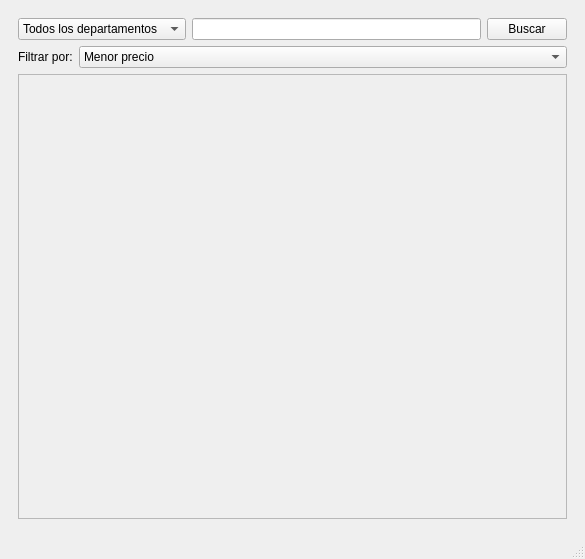
Before: the Qt Designer form mainwindow.ui in roblescristian4722/nile, drawn with Qt 5.
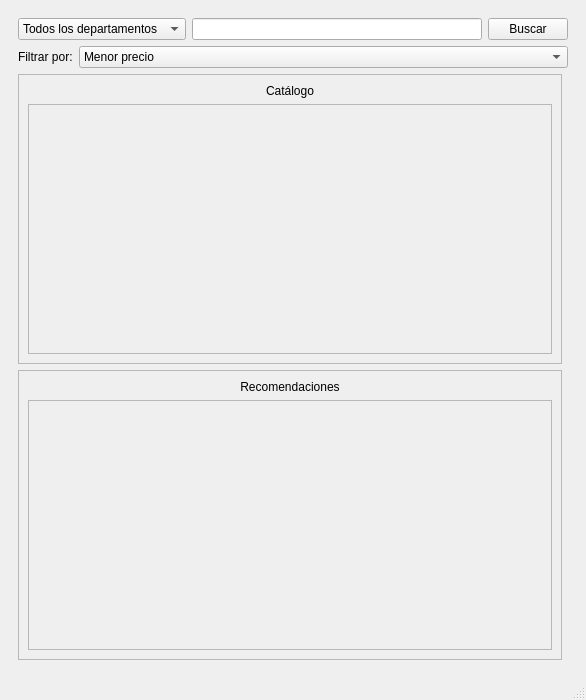
After: the same form once the commit is applied. The open tabs and pages were chosen to show the change.

Commit message: Las recomendaciones se muestran correctamente (pero solo cuando se añade un nuevo elemento, no al inicio del programa)

What changed in the file:
```diff
--- a/mainwindow.ui
+++ b/mainwindow.ui
@@ -6,8 +6,8 @@
    <rect>
     <x>0</x>
     <y>0</y>
-    <width>585</width>
-    <height>559</height>
+    <width>586</width>
+    <height>700</height>
    </rect>
   </property>
   <property name="sizePolicy">
@@ -16,11 +16,17 @@
     <verstretch>0</verstretch>
    </sizepolicy>
   </property>
+  <property name="minimumSize">
+   <size>
+    <width>0</width>
+    <height>700</height>
+   </size>
+  </property>
   <property name="windowTitle">
    <string>MainWindow</string>
   </property>
   <widget class="QWidget" name="centralwidget">
-   <layout class="QGridLayout" name="gridLayout_4">
+   <layout class="QGridLayout" name="gridLayout_8">
     <item row="0" column="0">
      <widget class="QStackedWidget" name="viewSW">
       <property name="enabled">
@@ -190,8 +196,59 @@
        </layout>
       </widget>
       <widget class="QWidget" name="page_2">
-       <layout class="QGridLayout" name="gridLayout">
-        <item row="0" column="0">
+       <layout class="QGridLayout" name="gridLayout_4">
+        <item row="2" column="0">
+         <widget class="QFrame" name="frame_2">
+          <property name="frameShape">
+           <enum>QFrame::StyledPanel</enum>
+          </property>
+          <property name="frameShadow">
+           <enum>QFrame::Raised</enum>
+          </property>
+          <layout class="QGridLayout" name="gridLayout_7">
+           <item row="1" column="0">
+            <widget class="QScrollArea" name="productosSA">
+             <property name="widgetResizable">
+              <bool>true</bool>
+             </property>
+             <widget class="QWidget" name="scrollAreaWidgetContents">
+              <property name="geometry">
+               <rect>
+                <x>0</x>
+                <y>0</y>
+                <width>522</width>
+                <height>234</height>
+               </rect>
+              </property>
+              <layout class="QGridLayout" name="gridLayout_5">
+               <item row="0" column="0">
+                <widget class="QWidget" name="tmpW" native="true">
+                 <property name="sizePolicy">
+                  <sizepolicy hsizetype="Preferred" vsizetype="Preferred">
+                   <horstretch>0</horstretch>
+                   <verstretch>0</verstretch>
+                  </sizepolicy>
+                 </property>
+                </widget>
+               </item>
+              </layout>
+             </widget>
+            </widget>
+           </item>
+           <item row="0" column="0">
+            <widget class="QLabel" name="label">
+             <property name="text">
+              <string>Catálogo</string>
+             </property>
+             <property name="alignment">
+              <set>Qt::AlignCenter</set>
+             </property>
+            </widget>
+           </item>
+          </layout>
+         </widget>
+        </item>
+        <item row="0" column="0" colspan="2">
          <layout class="QHBoxLayout" name="horizontalLayout">
           <item>
            <widget class="QComboBox" name="categoriaCB">
@@ -239,7 +296,7 @@
           </item>
          </layout>
         </item>
-        <item row="1" column="0">
+        <item row="1" column="0" colspan="2">
          <layout class="QFormLayout" name="formLayout_3">
           <item row="0" column="0">
            <widget class="QLabel" name="filtroL">
@@ -264,33 +321,66 @@
           </item>
          </layout>
         </item>
-        <item row="2" column="0">
-         <widget class="QScrollArea" name="productosSA">
-          <property name="widgetResizable">
-           <bool>true</bool>
+        <item row="3" column="0">
+         <widget class="QFrame" name="frame">
+          <property name="maximumSize">
+           <size>
+            <width>16777215</width>
+            <height>400</height>
+           </size>
           </property>
-          <widget class="QWidget" name="scrollAreaWidgetContents">
-           <property name="geometry">
-            <rect>
-             <x>0</x>
-             <y>0</y>
-             <width>66</width>
-             <height>28</height>
-            </rect>
-           </property>
-           <layout class="QGridLayout" name="gridLayout_5">
-            <item row="0" column="0">
-             <widget class="QWidget" name="tmpW" native="true">
-              <property name="sizePolicy">
-               <sizepolicy hsizetype="Preferred" vsizetype="Preferred">
-                <horstretch>0</horstretch>
-                <verstretch>0</verstretch>
-               </sizepolicy>
+          <property name="frameShape">
+           <enum>QFrame::StyledPanel</enum>
+          </property>
+          <property name="frameShadow">
+           <enum>QFrame::Raised</enum>
+          </property>
+          <layout class="QGridLayout" name="gridLayout">
+           <item row="1" column="0">
+            <widget class="QScrollArea" name="recomSA">
+             <property name="maximumSize">
+              <size>
+               <width>16777215</width>
+               <height>16777215</height>
+              </size>
+             </property>
+             <property name="widgetResizable">
+              <bool>true</bool>
+             </property>
+             <widget class="QWidget" name="scrollAreaWidgetContents_2">
+              <property name="geometry">
+               <rect>
+                <x>0</x>
+                <y>0</y>
+                <width>522</width>
+                <height>234</height>
+               </rect>
               </property>
+              <layout class="QGridLayout" name="gridLayout_6">
+               <item row="1" column="0">
+                <widget class="QWidget" name="tmpRecomW" native="true"/>
+               </item>
+              </layout>
              </widget>
-            </item>
-           </layout>
-          </widget>
+            </widget>
+           </item>
+           <item row="0" column="0">
+            <widget class="QLabel" name="recomL">
+             <property name="maximumSize">
+              <size>
+               <width>16777215</width>
+               <height>16777215</height>
+              </size>
+             </property>
+             <property name="text">
+              <string>Recomendaciones</string>
+             </property>
+             <property name="alignment">
+              <set>Qt::AlignCenter</set>
+             </property>
+            </widget>
+           </item>
+          </layout>
          </widget>
         </item>
        </layout>
```
Left out of the diff: 24 changed lines with no effect on the pictures. The commit also changes 5 other files.
